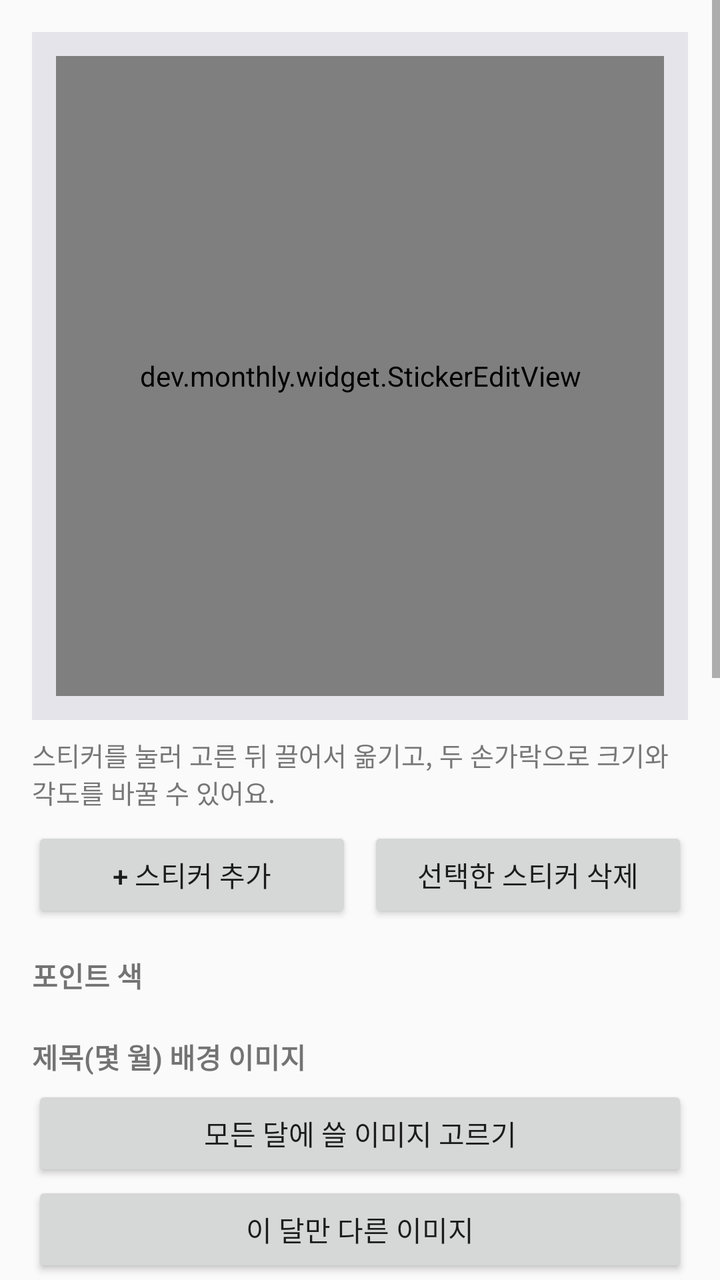
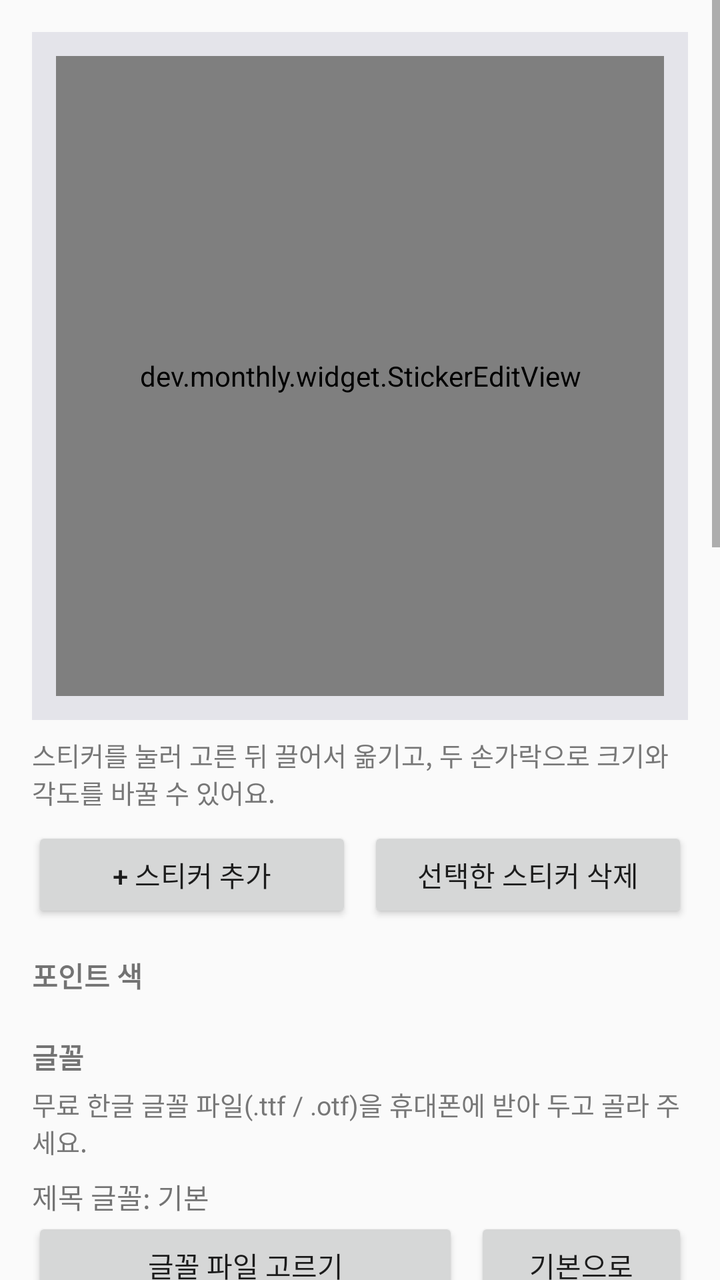

Compare the two renders of this Android layout. The source of the first and the diff that turns it into the second are given below.
<!-- AndroidManifest.xml: application theme AppTheme -->
<!-- res/layout/activity_decor.xml -->
<ScrollView xmlns:android="http://schemas.android.com/apk/res/android"
    android:layout_width="match_parent"
    android:layout_height="match_parent">
<LinearLayout
    android:layout_width="match_parent"
    android:layout_height="wrap_content"
    android:orientation="vertical"
    android:padding="16dp">

    <FrameLayout
        android:id="@+id/preview_outer"
        android:layout_width="match_parent"
        android:layout_height="wrap_content"
        android:background="@color/preview_bg"
        android:padding="12dp">
        <FrameLayout
            android:id="@+id/preview_frame"
            android:layout_width="match_parent"
            android:layout_height="320dp"
            android:layout_gravity="center_horizontal">
            <FrameLayout
                android:id="@+id/preview_host"
                android:layout_width="match_parent"
                android:layout_height="match_parent" />
            <dev.monthly.widget.StickerEditView
                android:id="@+id/sticker_edit"
                android:layout_width="match_parent"
                android:layout_height="match_parent" />
        </FrameLayout>
    </FrameLayout>

    <TextView
        android:layout_width="match_parent"
        android:layout_height="wrap_content"
        android:layout_marginTop="8dp"
        android:text="스티커를 눌러 고른 뒤 끌어서 옮기고, 두 손가락으로 크기와 각도를 바꿀 수 있어요."
        android:textColor="@color/text_secondary"
        android:textSize="13sp" />

    <LinearLayout
        android:layout_width="match_parent"
        android:layout_height="wrap_content"
        android:layout_marginTop="8dp"
        android:orientation="horizontal">
        <Button
            android:id="@+id/btn_add_sticker"
            android:layout_width="0dp"
            android:layout_height="wrap_content"
            android:layout_weight="1"
            android:text="+ 스티커 추가" />
        <Button
            android:id="@+id/btn_del_sticker"
            android:layout_width="0dp"
            android:layout_height="wrap_content"
            android:layout_marginStart="8dp"
            android:layout_weight="1"
            android:text="선택한 스티커 삭제" />
    </LinearLayout>

    <TextView style="@style/SectionLabel" android:text="포인트 색" />
    <HorizontalScrollView
        android:layout_width="match_parent"
        android:layout_height="wrap_content"
        android:scrollbars="none">
        <LinearLayout
            android:id="@+id/accent_row"
            android:layout_width="wrap_content"
            android:layout_height="wrap_content"
            android:orientation="horizontal" />
    </HorizontalScrollView>

    <TextView style="@style/SectionLabel" android:text="제목(몇 월) 배경 이미지" />
    <Button
        android:id="@+id/btn_header_all"
        android:layout_width="match_parent"
        android:layout_height="wrap_content"
        android:text="모든 달에 쓸 이미지 고르기" />
    <Button
        android:id="@+id/btn_header_month"
        android:layout_width="match_parent"
        android:layout_height="wrap_content"
        android:text="이 달만 다른 이미지" />
    <Button
        android:id="@+id/btn_header_clear"
        style="?android:attr/borderlessButtonStyle"
        android:layout_width="match_parent"
        android:layout_height="wrap_content"
        android:text="이 달에 보이는 제목 이미지 지우기" />
    <TextView
        android:layout_width="match_parent"
        android:layout_height="wrap_content"
        android:text="제목 이미지 어둡게 (글씨가 잘 보이게)" />
    <SeekBar
        android:id="@+id/seek_header_dim"
        android:layout_width="match_parent"
        android:layout_height="wrap_content"
        android:max="80" />
    <RadioGroup
        android:id="@+id/header_size"
        android:layout_width="match_parent"
        android:layout_height="wrap_content"
        android:orientation="horizontal">
        <RadioButton android:id="@+id/rb_header_normal" android:layout_width="wrap_content" android:layout_height="wrap_content" android:text="얇게" />
        <RadioButton android:id="@+id/rb_header_large" android:layout_width="wrap_content" android:layout_height="wrap_content" android:layout_marginStart="12dp" android:text="크게 (배너처럼)" />
    </RadioGroup>

    <TextView style="@style/SectionLabel" android:text="배경" />
    <RadioGroup
        android:id="@+id/bg_mode"
        android:layout_width="match_parent"
        android:layout_height="wrap_content"
        android:orientation="horizontal">
        <RadioButton android:id="@+id/rb_bg_default" android:layout_width="wrap_content" android:layout_height="wrap_content" android:text="기본" />
        <RadioButton android:id="@+id/rb_bg_color" android:layout_width="wrap_content" android:layout_height="wrap_content" android:layout_marginStart="12dp" android:text="단색" />
        <RadioButton android:id="@+id/rb_bg_photo" android:layout_width="wrap_content" android:layout_height="wrap_content" android:layout_marginStart="12dp" android:text="사진" />
    </RadioGroup>
    <HorizontalScrollView
        android:layout_width="match_parent"
        android:layout_height="wrap_content"
        android:scrollbars="none">
        <LinearLayout
            android:id="@+id/bgcolor_row"
            android:layout_width="wrap_content"
            android:layout_height="wrap_content"
            android:orientation="horizontal" />
    </HorizontalScrollView>
    <Button
        android:id="@+id/btn_bg_photo"
        android:layout_width="match_parent"
        android:layout_height="wrap_content"
        android:text="배경 사진 고르기" />

    <TextView
        android:layout_width="match_parent"
        android:layout_height="wrap_content"
        android:layout_marginTop="8dp"
        android:text="배경 불투명도 (낮추면 바탕화면이 비쳐요)" />
    <SeekBar
        android:id="@+id/seek_alpha"
        android:layout_width="match_parent"
        android:layout_height="wrap_content"
        android:max="100" />
    <TextView
        android:layout_width="match_parent"
        android:layout_height="wrap_content"
        android:layout_marginTop="8dp"
        android:text="사진 어둡게" />
    <SeekBar
        android:id="@+id/seek_dim"
        android:layout_width="match_parent"
        android:layout_height="wrap_content"
        android:max="80" />

    <TextView style="@style/SectionLabel" android:text="글자색" />
    <RadioGroup
        android:id="@+id/text_mode"
        android:layout_width="match_parent"
        android:layout_height="wrap_content"
        android:orientation="horizontal">
        <RadioButton android:id="@+id/rb_text_auto" android:layout_width="wrap_content" android:layout_height="wrap_content" android:text="자동" />
        <RadioButton android:id="@+id/rb_text_dark" android:layout_width="wrap_content" android:layout_height="wrap_content" android:layout_marginStart="12dp" android:text="어둡게" />
        <RadioButton android:id="@+id/rb_text_light" android:layout_width="wrap_content" android:layout_height="wrap_content" android:layout_marginStart="12dp" android:text="밝게" />
    </RadioGroup>

    <TextView style="@style/SectionLabel" android:text="위젯 문구" />
    <EditText
        android:id="@+id/input_caption"
        android:layout_width="match_parent"
        android:layout_height="wrap_content"
        android:hint="예: 최애 생일까지 존버 중"
        android:inputType="text"
        android:maxLength="40"
        android:maxLines="1" />

    <Button
        android:id="@+id/btn_reset"
        style="?android:attr/borderlessButtonStyle"
        android:layout_width="match_parent"
        android:layout_height="wrap_content"
        android:layout_marginTop="16dp"
        android:text="꾸미기 전부 초기화"
        android:textColor="@color/sunday" />
</LinearLayout>
</ScrollView>
<!-- resources referenced by this layout -->
<resources>
  <color name="preview_bg">#FFE4E4EA</color>
  <color name="sunday">#E5484D</color>
  <color name="text_secondary">#777777</color>
  <style name="SectionLabel">
          <item name="android:layout_width">match_parent</item>
          <item name="android:layout_height">wrap_content</item>
          <item name="android:layout_marginTop">16dp</item>
          <item name="android:layout_marginBottom">4dp</item>
          <item name="android:textSize">14sp</item>
          <item name="android:textStyle">bold</item>
      </style>
  <style name="AppTheme" parent="android:Theme.Material.Light.DarkActionBar">
          <item name="android:colorPrimary">@color/accent</item>
          <item name="android:colorPrimaryDark">@color/accent_dark</item>
          <item name="android:colorAccent">@color/accent</item>
      </style>
  <color name="accent">#5B6CF0</color>
  <color name="accent_dark">#3F4CC0</color>
</resources>

<!-- the commit's change to res/layout/activity_decor.xml (unified diff, before → after) -->
@@ -69,6 +69,54 @@
             android:orientation="horizontal" />
     </HorizontalScrollView>
 
+    <TextView style="@style/SectionLabel" android:text="글꼴" />
+    <TextView
+        android:layout_width="match_parent"
+        android:layout_height="wrap_content"
+        android:text="무료 한글 글꼴 파일(.ttf / .otf)을 휴대폰에 받아 두고 골라 주세요."
+        android:textColor="@color/text_secondary"
+        android:textSize="13sp" />
+    <TextView
+        android:id="@+id/title_font_label"
+        android:layout_width="match_parent"
+        android:layout_height="wrap_content"
+        android:layout_marginTop="8dp"
+        android:text="제목 글꼴: 기본" />
+    <LinearLayout
+        android:layout_width="match_parent"
+        android:layout_height="wrap_content"
+        android:orientation="horizontal">
+        <Button android:id="@+id/btn_title_font" android:layout_width="0dp" android:layout_height="wrap_content" android:layout_weight="2" android:text="글꼴 파일 고르기" />
+        <Button android:id="@+id/btn_title_font_clear" android:layout_width="0dp" android:layout_height="wrap_content" android:layout_marginStart="8dp" android:layout_weight="1" android:text="기본으로" />
+    </LinearLayout>
+    <TextView
+        android:id="@+id/body_font_label"
+        android:layout_width="match_parent"
+        android:layout_height="wrap_content"
+        android:layout_marginTop="8dp"
+        android:text="글자 글꼴 (요일·날짜·목록): 기본" />
+    <LinearLayout
+        android:layout_width="match_parent"
+        android:layout_height="wrap_content"
+        android:orientation="horizontal">
+        <Button android:id="@+id/btn_body_font" android:layout_width="0dp" android:layout_height="wrap_content" android:layout_weight="2" android:text="글꼴 파일 고르기" />
+        <Button android:id="@+id/btn_body_font_clear" android:layout_width="0dp" android:layout_height="wrap_content" android:layout_marginStart="8dp" android:layout_weight="1" android:text="기본으로" />
+    </LinearLayout>
+    <TextView
+        android:layout_width="match_parent"
+        android:layout_height="wrap_content"
+        android:layout_marginTop="4dp"
+        android:text="글자 크기 (글꼴 파일을 쓸 때)" />
+    <RadioGroup
+        android:id="@+id/font_scale"
+        android:layout_width="match_parent"
+        android:layout_height="wrap_content"
+        android:orientation="horizontal">
+        <RadioButton android:id="@+id/rb_scale_s" android:layout_width="wrap_content" android:layout_height="wrap_content" android:text="작게" />
+        <RadioButton android:id="@+id/rb_scale_m" android:layout_width="wrap_content" android:layout_height="wrap_content" android:layout_marginStart="12dp" android:text="보통" />
+        <RadioButton android:id="@+id/rb_scale_l" android:layout_width="wrap_content" android:layout_height="wrap_content" android:layout_marginStart="12dp" android:text="크게" />
+    </RadioGroup>
+
     <TextView style="@style/SectionLabel" android:text="제목(몇 월) 배경 이미지" />
     <Button
         android:id="@+id/btn_header_all"
